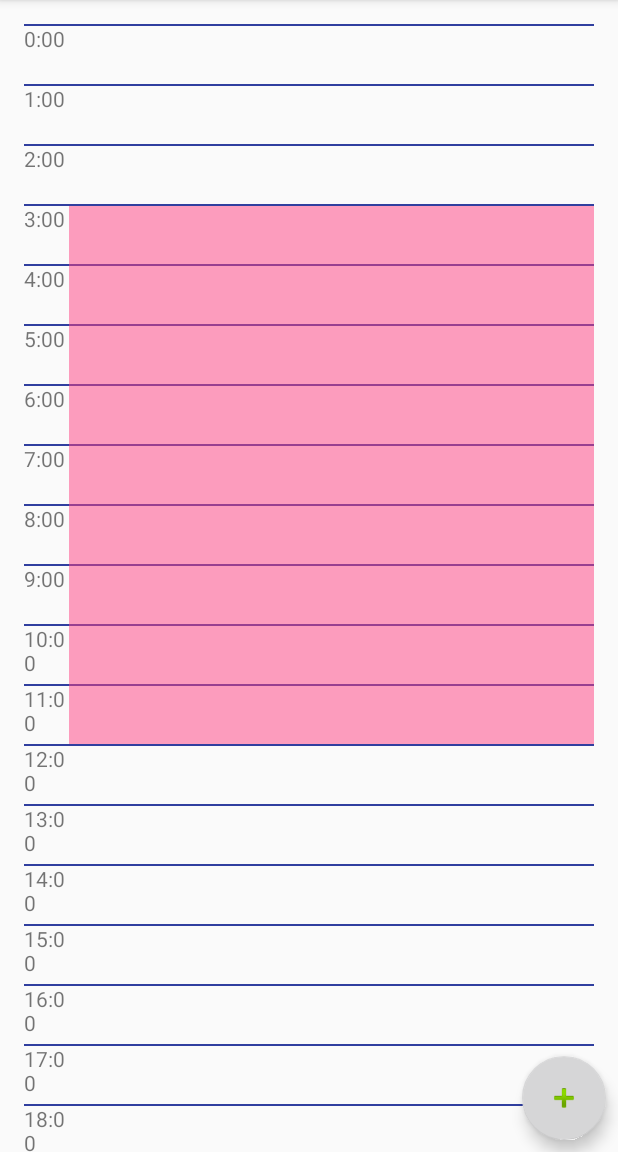
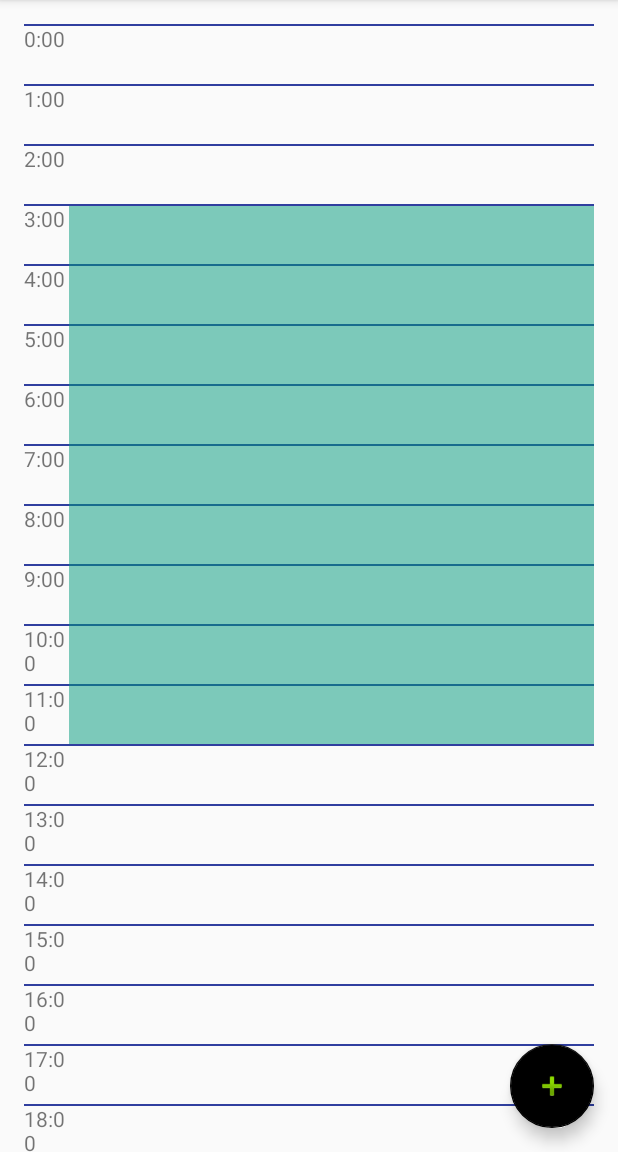
Before and after one commit to emeraldvision/Android-Scheduler, an Android app: the screen it shows after launch (CalendarActivity), on a phone screen of 412 x 824 dp, the part 84-1236 px from its top. Run offline under Robolectric (Android 15) with nearby library versions, the phone set to English and light mode, and no system bars.

```diff
--- a/app/build.gradle
+++ b/app/build.gradle
@@ -25,6 +25,7 @@ dependencies {
         exclude group: 'com.android.support', module: 'support-annotations'
     })
     compile 'com.android.support:appcompat-v7:25.1.1'
+    compile 'com.android.support:design:25.1.1'
     testCompile 'junit:junit:4.12'
 
     // https://mvnrepository.com/artifact/joda-time/joda-time
--- a/app/src/main/AndroidManifest.xml
+++ b/app/src/main/AndroidManifest.xml
@@ -15,6 +15,7 @@
                 <category android:name="android.intent.category.LAUNCHER" />
             </intent-filter>
         </activity>
+        <activity android:name=".NewEventActivity"></activity>
     </application>
 
 </manifest>
--- a/app/src/main/java/com/emeraldvision/scheduler/CalendarActivity.java
+++ b/app/src/main/java/com/emeraldvision/scheduler/CalendarActivity.java
@@ -1,5 +1,7 @@
 package com.emeraldvision.scheduler;
 
+import android.content.Intent;
+import android.support.design.widget.FloatingActionButton;
 import android.support.v7.app.AppCompatActivity;
 import android.os.Bundle;
 import android.view.View;
@@ -31,6 +33,15 @@ public class CalendarActivity extends AppCompatActivity {
             setTextOnView(timeList.get(i), i + ":00");
         }
 
+        FloatingActionButton fab = (FloatingActionButton) findViewById(R.id.fab);
+        fab.setOnClickListener(new View.OnClickListener() {
+            @Override
+            public void onClick(View view) {
+                Intent intent = new Intent(CalendarActivity.this, NewEventActivity.class);
+                startActivity(intent);
+            }
+        });
+
         // create sample event
         DateTime startTime = new DateTime(2017, 9, 7, 3, 54);
         DateTime endTime = new DateTime(2017, 9, 7, 12, 00);
@@ -44,7 +55,7 @@ public class CalendarActivity extends AppCompatActivity {
         RelativeLayout relativeLayout;
         relativeLayout = (RelativeLayout) findViewById(R.id.day);
         View eventView = new View(this);
-        eventView.setBackgroundColor(getResources().getColor(R.color.colorAccent));
+        eventView.setBackgroundColor(getResources().getColor(R.color.colorEvent));
         RelativeLayout.LayoutParams eventParams = new RelativeLayout.LayoutParams(
                 RelativeLayout.LayoutParams.WRAP_CONTENT,
                 RelativeLayout.LayoutParams.WRAP_CONTENT);
--- a/app/src/main/res/values/colors.xml
+++ b/app/src/main/res/values/colors.xml
@@ -2,5 +2,7 @@
 <resources>
     <color name="colorPrimary">#3F51B5</color>
     <color name="colorPrimaryDark">#303F9F</color>
-    <color name="colorAccent">#80FF4081</color>
+    <color name="colorAccent">#FF4081</color>
+    <color name="colorButton">#000000</color>
+    <color name="colorEvent">#8000997d</color>
 </resources>
--- a/app/src/main/res/values/dimens.xml
+++ b/app/src/main/res/values/dimens.xml
@@ -2,6 +2,7 @@
     <!-- Default screen margins, per the Android Design guidelines. -->
     <dimen name="activity_horizontal_margin">16dp</dimen>
     <dimen name="activity_vertical_margin">16dp</dimen>
+    <dimen name="fab_margin">16dp</dimen>
     <dimen name="hour_width">30dp</dimen>
     <dimen name="hour_height">40dp</dimen>
     <dimen name="line_height">1dp</dimen>
--- a/app/src/main/res/values/strings.xml
+++ b/app/src/main/res/values/strings.xml
@@ -1,3 +1,4 @@
 <resources>
     <string name="app_name">Scheduler</string>
+    <string name="event">Event</string>
 </resources>
```
Also changed, not shown: app/src/main/java/com/emeraldvision/scheduler/NewEventActivity.java (added, +14 -0 lines), app/src/main/res/layout/activity_new_event.xml (added, +13 -0 lines).
